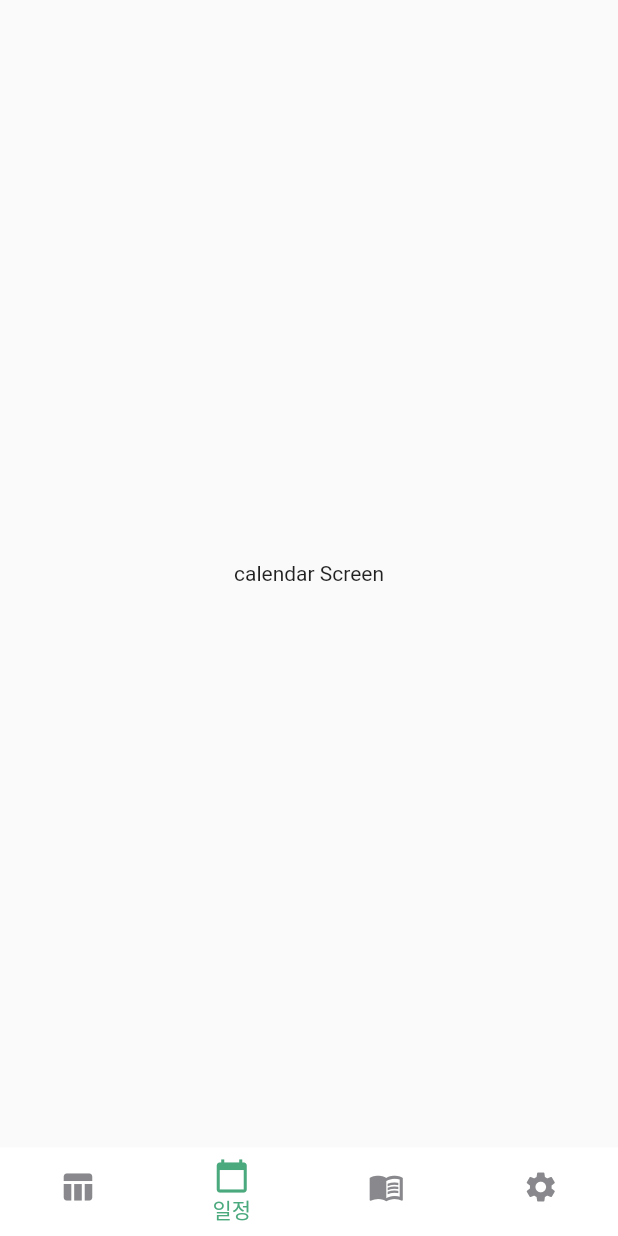
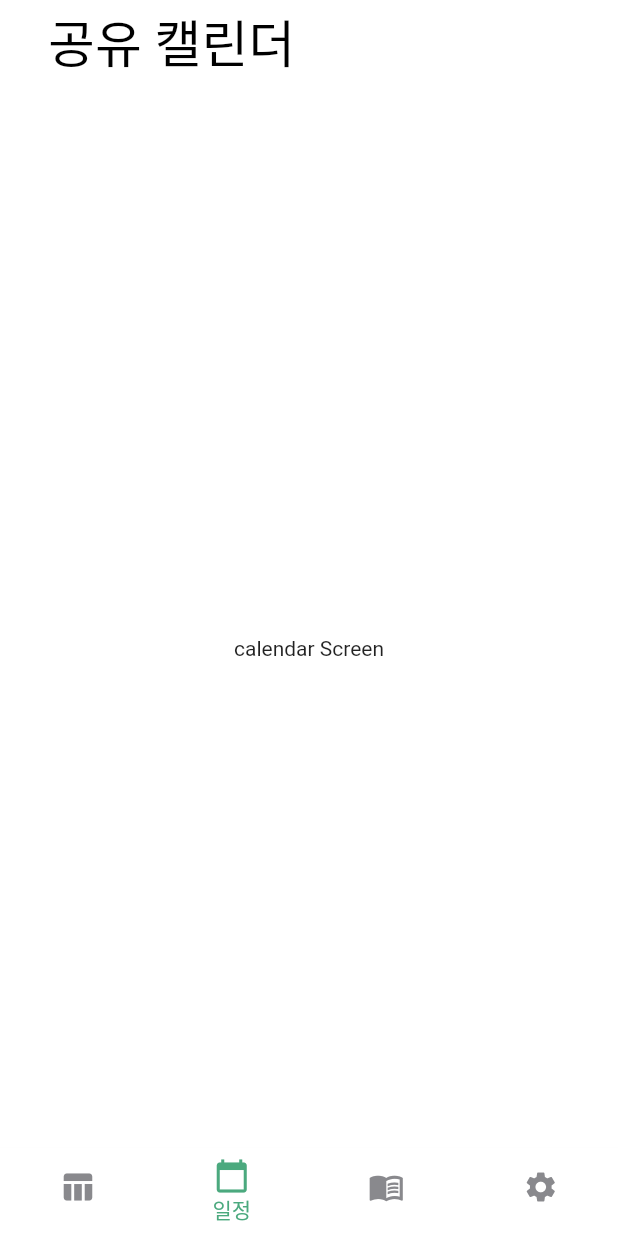
Before and after one commit to High-Apply/classify_app, a Flutter app: the screen it shows after launch, item 2 of the bottom bar chosen, on a phone screen of 412 x 824 dp. Run offline on Flutter 3.47's test engine with Material 2 defaults, Android fonts, the phone set to English and light mode, and no system bars.

Commit message:
추가 : 캘린더/hscredit/설정 스크린 모두 앱바 추가 및 배경 색깔 하얀색으로 변경

```diff
--- a/lib/screens/calendar_screen.dart
+++ b/lib/screens/calendar_screen.dart
@@ -1,3 +1,4 @@
+import 'package:classify_app/widgets/my_app_bar.dart';
 import 'package:flutter/material.dart';
 
 class CalendarScreen extends StatelessWidget {
@@ -6,7 +7,11 @@ class CalendarScreen extends StatelessWidget {
   @override
   Widget build(BuildContext context) {
     return const Scaffold(
+      appBar: MyAppBar(
+        title: '공유 캘린더',
+      ),
       body: Center(child: Text("calendar Screen")),
+      backgroundColor: Colors.white,
     );
   }
 }
--- a/lib/screens/hscredit_screen.dart
+++ b/lib/screens/hscredit_screen.dart
@@ -1,3 +1,4 @@
+import 'package:classify_app/widgets/my_app_bar.dart';
 import 'package:flutter/material.dart';
 
 class HsCreditScreen extends StatelessWidget {
@@ -6,7 +7,11 @@ class HsCreditScreen extends StatelessWidget {
   @override
   Widget build(BuildContext context) {
     return const Scaffold(
+      appBar: MyAppBar(
+        title: '고교학점제',
+      ),
       body: Center(child: Text("hscredit Screen")),
+      backgroundColor: Colors.white,
     );
   }
 }
--- a/lib/screens/setting_screen.dart
+++ b/lib/screens/setting_screen.dart
@@ -1,3 +1,4 @@
+import 'package:classify_app/widgets/my_app_bar.dart';
 import 'package:flutter/material.dart';
 
 class SettingScreen extends StatelessWidget {
@@ -6,7 +7,11 @@ class SettingScreen extends StatelessWidget {
   @override
   Widget build(BuildContext context) {
     return const Scaffold(
+      appBar: MyAppBar(
+        title: '설정',
+      ),
       body: Center(child: Text("setting Screen")),
+      backgroundColor: Colors.white,
     );
   }
 }
```
